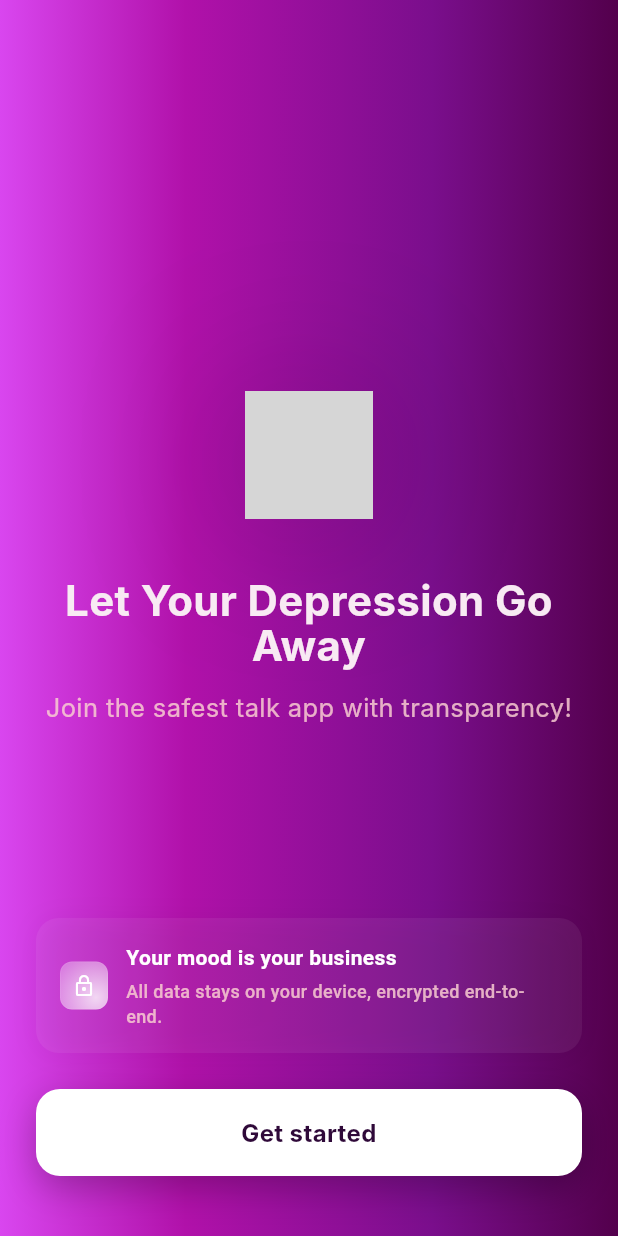
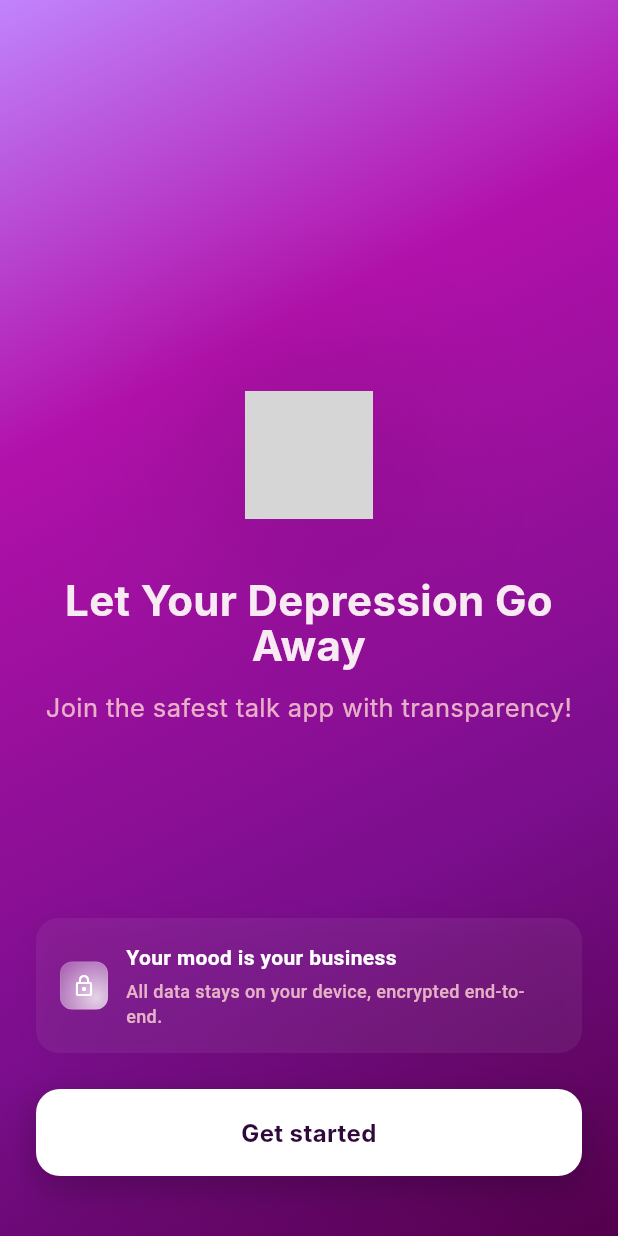
Before and after one commit to Magicalprince/TingaTalk, a Flutter app: the screen it shows after launch, on a phone screen of 412 x 824 dp. Run offline on Flutter 3.47's test engine with Material 3 defaults, Android fonts, the phone set to English and light mode, and no system bars; Roboto replaces fonts that are missing (Inter, SF Pro); grey boxes are pictures that could not be loaded.

Commit message:
Revert "theme again changed to check but reverting to previous fixed one"
This reverts commit 91f5e86cfe6620a502574aa8c6def0a0f934acce.

```diff
--- a/tingatalk_flutter/lib/design_system/colors.dart
+++ b/tingatalk_flutter/lib/design_system/colors.dart
@@ -1,15 +1,15 @@
 import 'package:flutter/material.dart';
 
 class AppColors {
-  // Updated theme to match your exact Figma expectations
-  static const Color primaryBackground = Color.fromARGB(255, 18, 32, 47); // Your specified background
-  static const Color secondaryBackground = Color(0xFF53004C); // Your specific dark purple
+  // Updated theme with your specific dark purple and minimal pink
+  static const Color primaryBackground = Color(0xFF53004C); // Your specific dark purple
+  static const Color secondaryBackground = Color(0xFF7A0E8C); // Medium purple
   static const Color tertiaryBackground = Color(0xFFB111AA); // Main purple
 
-  // Light-to-dark horizontal gradient colors
-  static const Color gradientStart = Color(0xFFD946EF); // Bright purple (left side)
-  static const Color gradientMiddle = Color(0xFFB111AA); // Main purple (center)
-  static const Color gradientEnd = Color(0xFF53004C); // Dark purple (right side)
+  // Purple-dominated gradient colors with your specific dark purple
+  static const Color gradientStart = Color(0xFFC084FC); // Light purple (minimal pink)
+  static const Color gradientMiddle = Color(0xFFB111AA); // Main purple (40%)
+  static const Color gradientEnd = Color(0xFF53004C); // Your specific dark purple
 
   // Text colors - Professional and readable
   static const Color primaryText = Color(0xFFFFFFFF);
@@ -28,10 +28,10 @@ class AppColors {
   static const Color inputBorder = Color(0x4DFFFFFF); // Better border visibility
   static const Color inputFocusBorder = Color(0xFFFFFFFF);
 
-  // Horizontal gradient accent colors: light left, dark right
-  static const Color accent = Color(0xFFB111AA); // Main Purple Accent (center)
-  static const Color accentLight = Color(0xFFD946EF); // Bright Purple (left side)
-  static const Color accentDark = Color(0xFF53004C); // Dark Purple (right side)
+  // Purple-focused accent colors with your specific dark purple
+  static const Color accent = Color(0xFFB111AA); // Main Purple Accent
+  static const Color accentLight = Color(0xFFC084FC); // Light Purple (minimal pink)
+  static const Color accentDark = Color(0xFF53004C); // Your specific dark purple
 
   // Logo and branding colors
   static const Color logoGradientStart = Color(0xFFE91E63);
@@ -42,29 +42,28 @@ class AppColors {
   static const Color warning = Color(0xFFFF9800);
   static const Color error = Color(0xFFF44336);
 
-  // Horizontal left-to-right gradient: light left, dark right
+  // Purple-dominated gradient with minimal pink and your specific dark purple
   static const List<Color> primaryGradient = [
-    Color(0xFFD946EF), // Bright purple (left side)
-    Color(0xFFB111AA), // Main purple (center)
+    Color(0xFFC084FC), // Light purple (much less pink)
+    Color(0xFFB111AA), // Main purple center (40%)
     Color(0xFF7A0E8C), // Medium purple
-    Color(0xFF53004C), // Dark purple (right side)
+    Color(0xFF53004C), // Your specific dark purple
   ];
 
   static const List<Color> secondaryGradient = [
-    Color(0xFFD946EF), // Bright purple (left)
+    Color(0xFFC084FC), // Light purple (minimal pink)
     Color(0xFFB111AA), // Main purple
-    Color(0xFF53004C), // Dark purple (right)
+    Color(0xFF53004C), // Your specific dark purple
   ];
 
   static const List<Color> logoGradient = [
-    Color(0xFFD946EF), // Bright purple (left)
+    Color(0xFFC084FC), // Light purple (minimal pink)
     Color(0xFFB111AA), // Main purple
-    Color(0xFF53004C), // Dark purple (right)
+    Color(0xFF53004C), // Your specific dark purple
   ];
 
-  // Overlay colors for depth and layering - matching your Figma code
+  // Overlay colors for depth and layering
   static const Color overlayLight = Color(0x0DFFFFFF);
   static const Color overlayMedium = Color(0x1AFFFFFF);
   static const Color overlayDark = Color(0x33000000);
-  static const Color figmaOverlay = Color(0xCC222224); // From your code snippet
 }
--- a/tingatalk_flutter/lib/design_system/theme.dart
+++ b/tingatalk_flutter/lib/design_system/theme.dart
@@ -7,7 +7,7 @@ class AppTheme {
     return ThemeData(
       brightness: Brightness.dark,
       primarySwatch: Colors.purple,
-      scaffoldBackgroundColor: const Color.fromARGB(255, 18, 32, 47),
+      scaffoldBackgroundColor: AppColors.primaryBackground,
 
       // AppBar theme with gradient support
       appBarTheme: const AppBarTheme(
@@ -68,13 +68,13 @@ class AppTheme {
     );
   }
 
-  // Helper method to create horizontal left-to-right gradient background
+  // Helper method to create horizontal gradient background for any screen
   static Widget gradientBackground({required Widget child}) {
     return Container(
       decoration: const BoxDecoration(
         gradient: LinearGradient(
-          begin: Alignment.centerLeft,
-          end: Alignment.centerRight,
+          begin: Alignment.topLeft,
+          end: Alignment.bottomRight,
           colors: AppColors.primaryGradient,
           stops: [0.0, 0.3, 0.7, 1.0],
         ),
--- a/tingatalk_flutter/lib/main.dart
+++ b/tingatalk_flutter/lib/main.dart
@@ -1,5 +1,7 @@
 import 'package:flutter/material.dart';
 import 'package:flutter/services.dart';
+import 'design_system/theme.dart';
+import 'design_system/colors.dart';
 import 'screens/welcome/welcome_screen.dart';
 import 'screens/auth/login_screen.dart';
 
@@ -7,33 +9,26 @@ void main() {
   runApp(const TingaTalkApp());
 }
 
-// Generated by: https://www.figma.com/community/plugin/842128343887142055/
-// Updated to match your exact theme expectations
+// Updated with exact Figma design theme and gradient
 class TingaTalkApp extends StatelessWidget {
   const TingaTalkApp({super.key});
 
   @override
   Widget build(BuildContext context) {
-    // Set system UI overlay style for dark theme
+    // Set system UI overlay style for dark gradient theme
     SystemChrome.setSystemUIOverlayStyle(
       const SystemUiOverlayStyle(
         statusBarColor: Colors.transparent,
         statusBarIconBrightness: Brightness.light,
-        systemNavigationBarColor: Color.fromARGB(255, 18, 32, 47),
+        systemNavigationBarColor: AppColors.secondaryBackground,
         systemNavigationBarIconBrightness: Brightness.light,
       ),
     );
 
     return MaterialApp(
       title: 'TingaTalk',
-      theme: ThemeData.dark().copyWith(
-        scaffoldBackgroundColor: const Color.fromARGB(255, 18, 32, 47),
-        primaryColor: const Color(0xFFB111AA),
-        colorScheme: const ColorScheme.dark(
-          primary: Color(0xFFB111AA),
-          secondary: Color(0xFFC084FC),
-          surface: Color.fromARGB(255, 18, 32, 47),
-        ),
+      theme: AppTheme.darkTheme.copyWith(
+        scaffoldBackgroundColor: AppColors.primaryBackground,
       ),
       home: const WelcomeScreen(),
       routes: {
--- a/tingatalk_flutter/lib/screens/auth/login_screen.dart
+++ b/tingatalk_flutter/lib/screens/auth/login_screen.dart
@@ -32,8 +32,8 @@ class _LoginScreenState extends State<LoginScreen> {
       body: Container(
         decoration: const BoxDecoration(
           gradient: LinearGradient(
-            begin: Alignment.centerLeft,
-            end: Alignment.centerRight,
+            begin: Alignment.topLeft,
+            end: Alignment.bottomRight,
             colors: AppColors.primaryGradient,
             stops: [0.0, 0.3, 0.7, 1.0],
           ),
--- a/tingatalk_flutter/lib/screens/auth/payment_setup_screen.dart
+++ b/tingatalk_flutter/lib/screens/auth/payment_setup_screen.dart
@@ -36,8 +36,8 @@ class _PaymentSetupScreenState extends State<PaymentSetupScreen> {
       body: Container(
         decoration: const BoxDecoration(
           gradient: LinearGradient(
-            begin: Alignment.centerLeft,
-            end: Alignment.centerRight,
+            begin: Alignment.topLeft,
+            end: Alignment.bottomRight,
             colors: AppColors.primaryGradient,
             stops: [0.0, 0.3, 0.7, 1.0],
           ),
--- a/tingatalk_flutter/lib/screens/auth/signup_screen.dart
+++ b/tingatalk_flutter/lib/screens/auth/signup_screen.dart
@@ -37,8 +37,8 @@ class _SignupScreenState extends State<SignupScreen> {
       body: Container(
         decoration: const BoxDecoration(
           gradient: LinearGradient(
-            begin: Alignment.centerLeft,
-            end: Alignment.centerRight,
+            begin: Alignment.topLeft,
+            end: Alignment.bottomRight,
             colors: AppColors.primaryGradient,
             stops: [0.0, 0.3, 0.7, 1.0],
           ),
--- a/tingatalk_flutter/lib/screens/onboarding/onboarding_screen.dart
+++ b/tingatalk_flutter/lib/screens/onboarding/onboarding_screen.dart
@@ -125,8 +125,8 @@ class _OnboardingScreenState extends State<OnboardingScreen> {
       body: Container(
         decoration: const BoxDecoration(
           gradient: LinearGradient(
-            begin: Alignment.centerLeft,
-            end: Alignment.centerRight,
+            begin: Alignment.topLeft,
+            end: Alignment.bottomRight,
             colors: AppColors.primaryGradient,
             stops: [0.0, 0.3, 0.7, 1.0],
           ),
--- a/tingatalk_flutter/lib/screens/welcome/welcome_screen.dart
+++ b/tingatalk_flutter/lib/screens/welcome/welcome_screen.dart
@@ -12,8 +12,8 @@ class WelcomeScreen extends StatelessWidget {
         height: double.infinity,
         decoration: const BoxDecoration(
           gradient: LinearGradient(
-            begin: Alignment.centerLeft,
-            end: Alignment.centerRight,
+            begin: Alignment.topLeft,
+            end: Alignment.bottomRight,
             colors: AppColors.primaryGradient,
             stops: [0.0, 0.3, 0.7, 1.0],
           ),
@@ -31,9 +31,9 @@ class WelcomeScreen extends StatelessWidget {
                   height: 85,
                   decoration: ShapeDecoration(
                     gradient: const LinearGradient(
-                      colors: [Color(0xFFD946EF), Color(0xFFB111AA), Color(0xFF53004C)],
-                      begin: Alignment.centerLeft,
-                      end: Alignment.centerRight,
+                      colors: [Color(0xFFC084FC), Color(0xFFB111AA), Color(0xFF53004C)],
+                      begin: Alignment.topLeft,
+                      end: Alignment.bottomRight,
                     ),
                     shape: RoundedRectangleBorder(
                       borderRadius: BorderRadius.circular(20),
```
